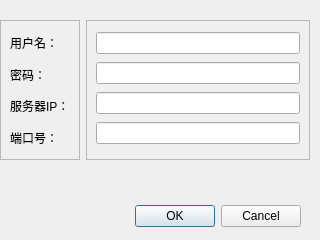
Qt form Year-2021/03-Mar/QST-Project02/SmartHomeSystem_UIDesign/Login.ui (YYZYHS/Study-Documents-2021) before a commit.
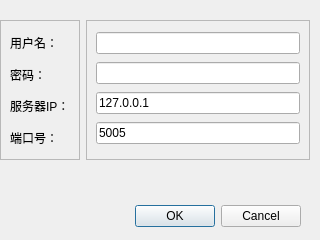
The same form after that commit.

```diff
--- a/Year-2021/03-Mar/QST-Project02/SmartHomeSystem_UIDesign/Login.ui
+++ b/Year-2021/03-Mar/QST-Project02/SmartHomeSystem_UIDesign/Login.ui
@@ -95,10 +95,18 @@
         <widget class="QLineEdit" name="UsrPassword"/>
        </item>
        <item>
-        <widget class="QLineEdit" name="ServerIP"/>
+        <widget class="QLineEdit" name="ServerIP">
+         <property name="text">
+          <string>127.0.0.1</string>
+         </property>
+        </widget>
        </item>
        <item>
-        <widget class="QLineEdit" name="PortID"/>
+        <widget class="QLineEdit" name="PortID">
+         <property name="text">
+          <string>5005</string>
+         </property>
+        </widget>
        </item>
       </layout>
      </widget>
```
Left out of the diff: 6 changed lines with no effect on the pictures.
